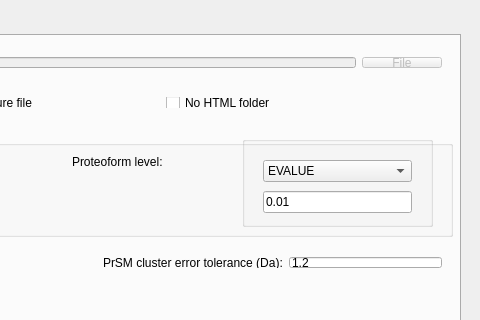
The window that src/gui/topmg/topmgwindow.ui (toppic-suite/toppic-suite) describes before a commit, drawn with Qt 5; both pictures show x 440 to 920 and y 0 to 320 of the 920 by 700 pixel window.
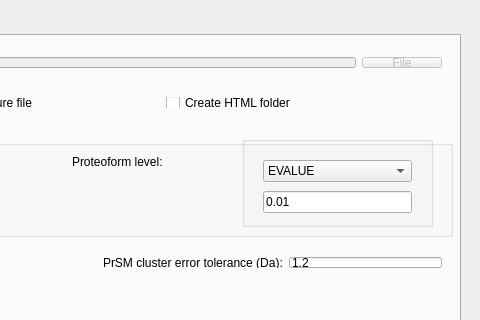
The same window after the commit. Icons and pictures are not drawn.

Commit message: set skip html folder as default

What changed in the file:
```diff
--- a/src/gui/topmg/topmgwindow.ui
+++ b/src/gui/topmg/topmgwindow.ui
@@ -396,7 +396,7 @@
        <item>
         <widget class="QCheckBox" name="skipHTMLCheckBox">
          <property name="text">
-          <string>No HTML folder</string>
+          <string>Create HTML folder</string>
          </property>
         </widget>
        </item>
```
Left out of the diff: 2 changed lines with no effect on the pictures. The commit also changes 9 other files.
